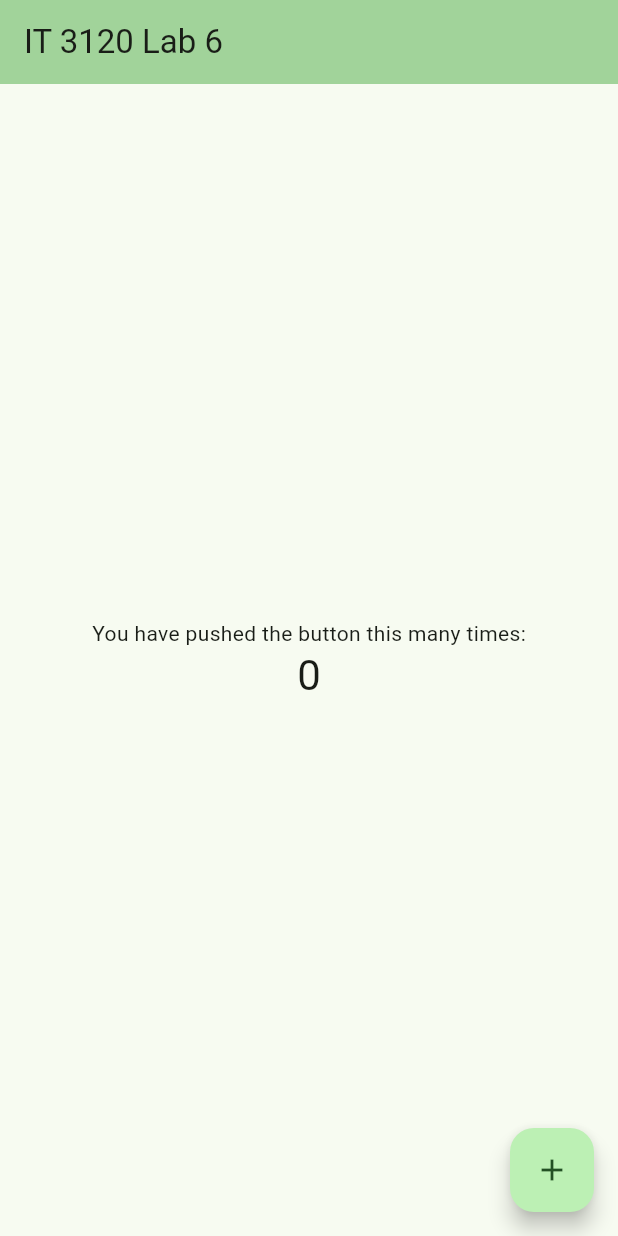
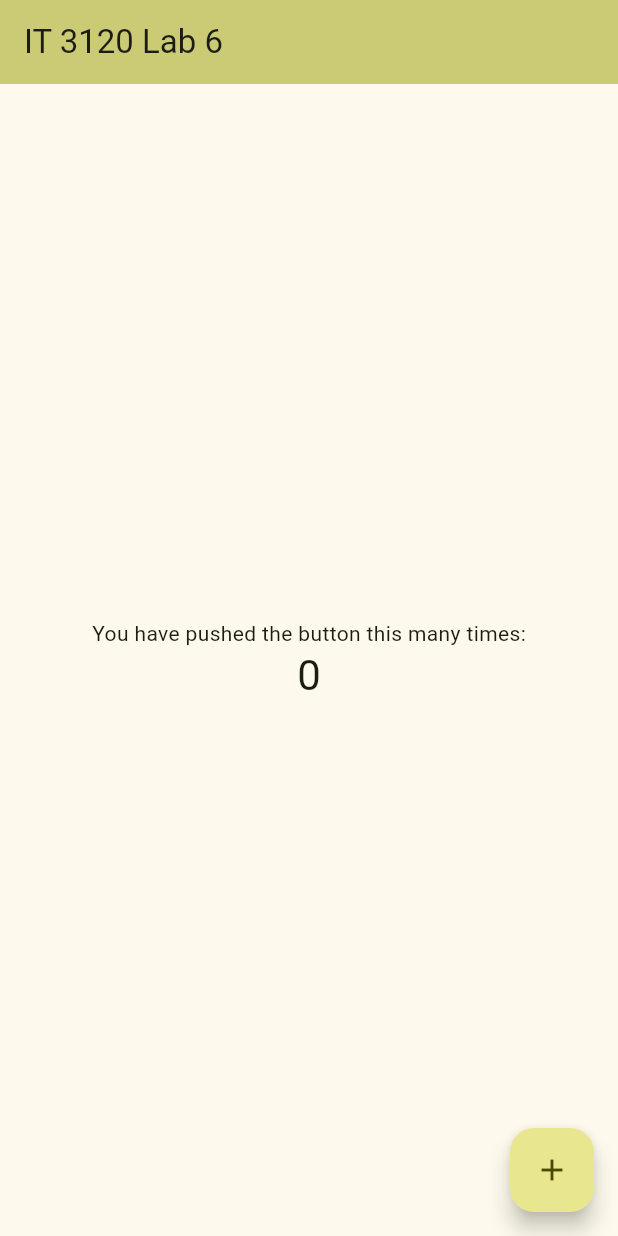
Before and after one commit to roces123/it3120-lab6, a Flutter app: the screen it shows after launch, on a phone screen of 412 x 824 dp. Run offline on Flutter 3.47's test engine with Material 3 defaults, Android fonts, the phone set to English and light mode, and no system bars.

Commit message:
Lab 6: <short summary of your 5 edits>

```diff
--- a/lib/main.dart
+++ b/lib/main.dart
@@ -28,7 +28,7 @@ class MyApp extends StatelessWidget {
         //
         // This works for code too, not just values: Most code changes can be
         // tested with just a hot reload.
-        colorScheme: ColorScheme.fromSeed(seedColor: Colors.green),
+        colorScheme: ColorScheme.fromSeed(seedColor: Colors.yellowAccent),
       ),
       home: const MyHomePage(title: 'IT 3120 Lab 6'),
     );
```
